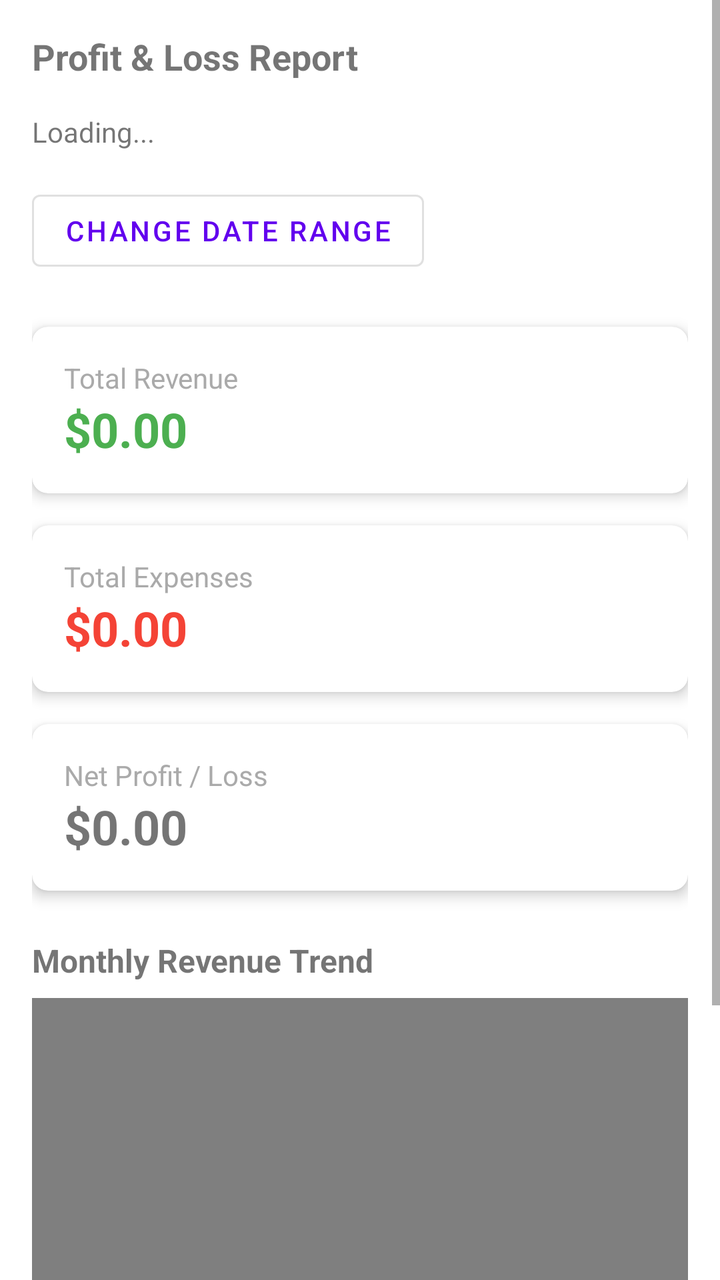
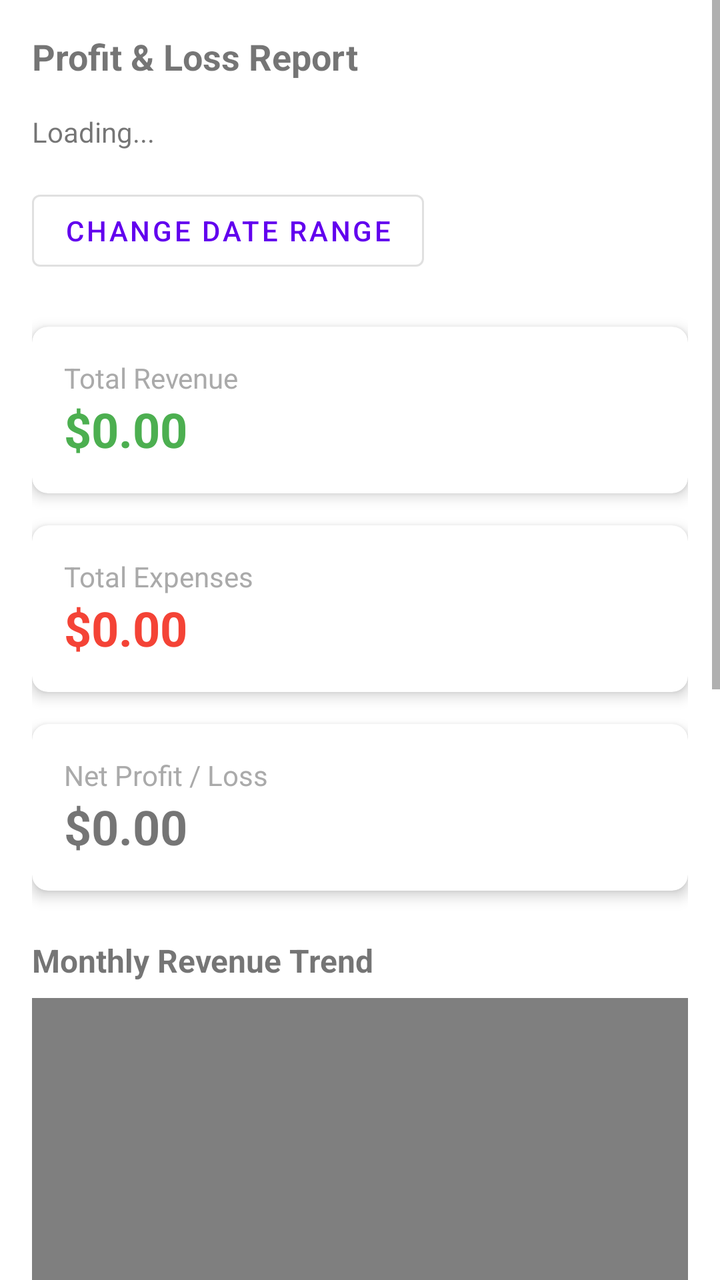

The first picture is an Android layout as it rendered before a commit; the second is the same layout after the commit. The layout source and the unified diff follow.
<!-- AndroidManifest.xml: application theme Theme.InvoiceApp -->
<!-- res/layout/fragment_reports.xml -->
<?xml version="1.0" encoding="utf-8"?>
<ScrollView xmlns:android="http://schemas.android.com/apk/res/android"
    xmlns:app="http://schemas.android.com/apk/res-auto"
    android:layout_width="match_parent"
    android:layout_height="match_parent"
    android:fillViewport="true">

    <LinearLayout
        android:layout_width="match_parent"
        android:layout_height="wrap_content"
        android:orientation="vertical"
        android:padding="16dp">

        <ProgressBar
            android:id="@+id/progressBar"
            android:layout_width="wrap_content"
            android:layout_height="wrap_content"
            android:layout_gravity="center"
            android:visibility="gone"/>

        <TextView
            android:id="@+id/tvError"
            android:layout_width="match_parent"
            android:layout_height="wrap_content"
            android:textColor="@color/error"
            android:gravity="center"
            android:visibility="gone"/>

        <TextView
            android:layout_width="wrap_content"
            android:layout_height="wrap_content"
            android:text="Profit &amp; Loss Report"
            android:textSize="18sp"
            android:textStyle="bold"
            android:layout_marginBottom="16dp"/>

        <TextView
            android:id="@+id/tvDateRange"
            android:layout_width="wrap_content"
            android:layout_height="wrap_content"
            android:text="Loading..."
            android:layout_marginBottom="16dp"
            android:textSize="14sp"/>

        <Button
            android:id="@+id/btnGenerateReport"
            android:layout_width="wrap_content"
            android:layout_height="wrap_content"
            android:text="Change Date Range"
            android:layout_marginBottom="24dp"
            style="@style/Widget.MaterialComponents.Button.OutlinedButton"/>

        
        <androidx.cardview.widget.CardView
            android:layout_width="match_parent"
            android:layout_height="wrap_content"
            android:layout_marginBottom="16dp"
            app:cardCornerRadius="8dp"
            app:cardElevation="4dp">

            <LinearLayout
                android:layout_width="match_parent"
                android:layout_height="wrap_content"
                android:orientation="vertical"
                android:padding="16dp">

                <TextView
                    android:layout_width="wrap_content"
                    android:layout_height="wrap_content"
                    android:text="Total Revenue"
                    android:textSize="14sp"
                    android:textColor="@android:color/darker_gray"/>

                <TextView
                    android:id="@+id/tvTotalRevenue"
                    android:layout_width="wrap_content"
                    android:layout_height="wrap_content"
                    android:text="$0.00"
                    android:textSize="24sp"
                    android:textStyle="bold"
                    android:textColor="#4CAF50"/>

            </LinearLayout>

        </androidx.cardview.widget.CardView>

        
        <androidx.cardview.widget.CardView
            android:layout_width="match_parent"
            android:layout_height="wrap_content"
            android:layout_marginBottom="16dp"
            app:cardCornerRadius="8dp"
            app:cardElevation="4dp">

            <LinearLayout
                android:layout_width="match_parent"
                android:layout_height="wrap_content"
                android:orientation="vertical"
                android:padding="16dp">

                <TextView
                    android:layout_width="wrap_content"
                    android:layout_height="wrap_content"
                    android:text="Total Expenses"
                    android:textSize="14sp"
                    android:textColor="@android:color/darker_gray"/>

                <TextView
                    android:id="@+id/tvTotalExpenses"
                    android:layout_width="wrap_content"
                    android:layout_height="wrap_content"
                    android:text="$0.00"
                    android:textSize="24sp"
                    android:textStyle="bold"
                    android:textColor="#F44336"/>

            </LinearLayout>

        </androidx.cardview.widget.CardView>

        
        <androidx.cardview.widget.CardView
            android:layout_width="match_parent"
            android:layout_height="wrap_content"
            android:layout_marginBottom="24dp"
            app:cardCornerRadius="8dp"
            app:cardElevation="4dp">

            <LinearLayout
                android:layout_width="match_parent"
                android:layout_height="wrap_content"
                android:orientation="vertical"
                android:padding="16dp">

                <TextView
                    android:layout_width="wrap_content"
                    android:layout_height="wrap_content"
                    android:text="Net Profit / Loss"
                    android:textSize="14sp"
                    android:textColor="@android:color/darker_gray"/>

                <TextView
                    android:id="@+id/tvNetProfit"
                    android:layout_width="wrap_content"
                    android:layout_height="wrap_content"
                    android:text="$0.00"
                    android:textSize="24sp"
                    android:textStyle="bold"/>

            </LinearLayout>

        </androidx.cardview.widget.CardView>

        
        <TextView
            android:layout_width="wrap_content"
            android:layout_height="wrap_content"
            android:text="Monthly Revenue Trend"
            android:textSize="16sp"
            android:textStyle="bold"
            android:layout_marginBottom="8dp"/>

        <com.github.mikephil.charting.charts.BarChart
            android:id="@+id/barChart"
            android:layout_width="match_parent"
            android:layout_height="300dp" />

    </LinearLayout>

</ScrollView>
<!-- resources referenced by this layout -->
<resources>
  <color name="error">#F44336</color>
  <style name="Theme.InvoiceApp" parent="Theme.MaterialComponents.DayNight.NoActionBar">
          <item name="colorPrimary">@color/purple_500</item>
          <item name="colorPrimaryVariant">@color/purple_700</item>
          <item name="colorOnPrimary">@color/white</item>
          <item name="colorSecondary">@color/teal_200</item>
          <item name="colorSecondaryVariant">@color/teal_700</item>
          <item name="colorOnSecondary">@color/black</item>
          <item name="android:statusBarColor">?attr/colorPrimaryVariant</item>
      </style>
  <color name="purple_500">#FF6200EE</color>
  <color name="purple_700">#FF3700B3</color>
  <color name="white">#FFFFFFFF</color>
  <color name="teal_200">#FF03DAC5</color>
  <color name="teal_700">#FF018786</color>
  <color name="black">#FF000000</color>
</resources>

<!-- the commit's change to res/layout/fragment_reports.xml (unified diff, before → after) -->
@@ -165,6 +165,20 @@
             android:layout_width="match_parent"
             android:layout_height="300dp" />
 
+        <TextView
+            android:layout_width="wrap_content"
+            android:layout_height="wrap_content"
+            android:layout_marginTop="24dp"
+            android:layout_marginBottom="8dp"
+            android:text="Invoice Status by Month"
+            android:textSize="16sp"
+            android:textStyle="bold" />
+
+        <com.github.mikephil.charting.charts.BarChart
+            android:id="@+id/invoiceStatusChart"
+            android:layout_width="match_parent"
+            android:layout_height="320dp" />
+
     </LinearLayout>
 
 </ScrollView>
